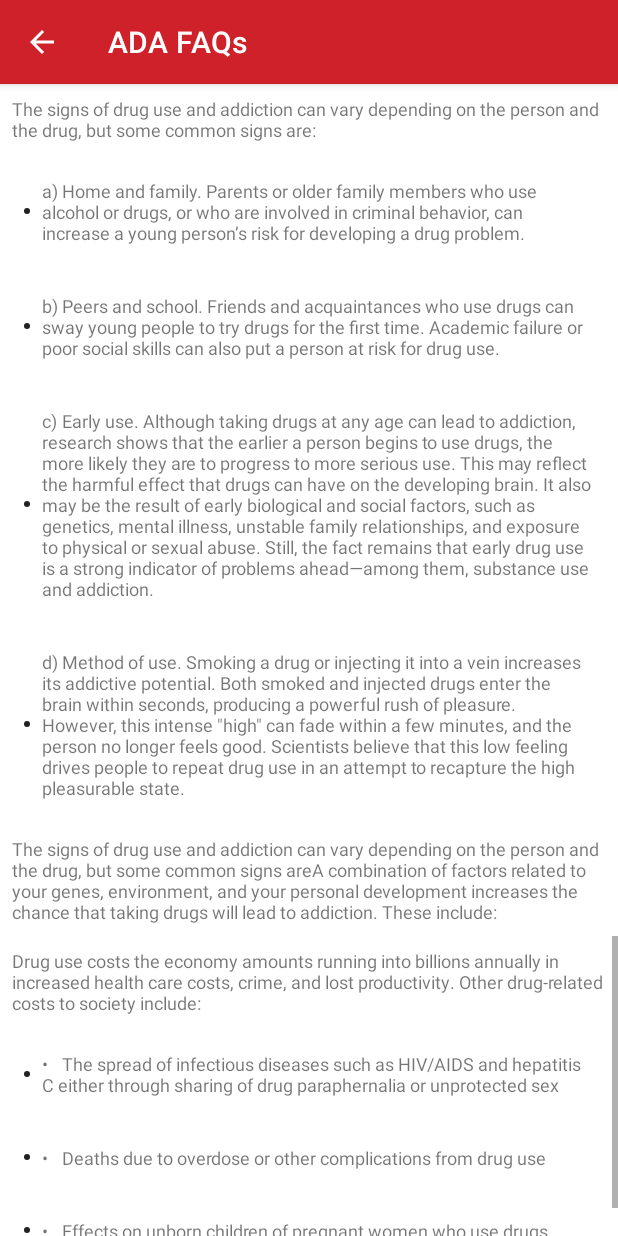
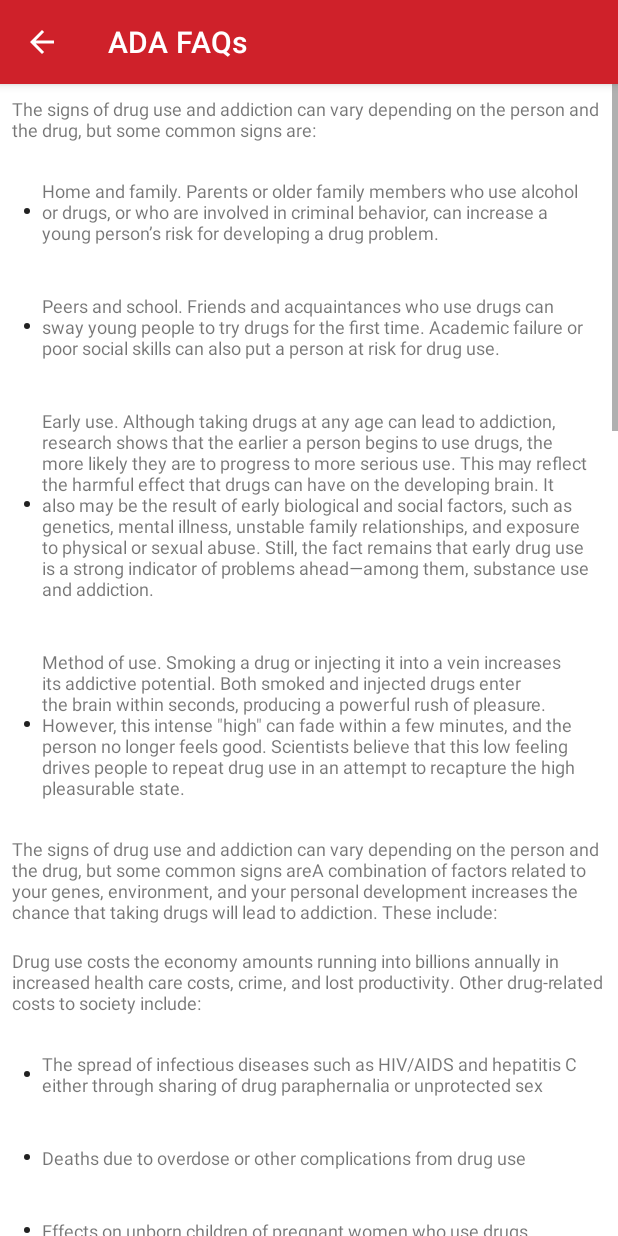
Before and after one commit to njerucyrus/project1024, an Android app: the AdaActivity screen opened directly, with no data from a screen before it, on a phone screen of 412 x 824 dp. Run offline under Robolectric (Android 15) with nearby library versions, the light colour scheme and no system bars; plain views replace AccordionView.

Commit message:
Added  Scroll View'

```diff
--- a/app/src/main/java/com/apps/project1024/ui/resource_center/AdaActivity.java
+++ b/app/src/main/java/com/apps/project1024/ui/resource_center/AdaActivity.java
@@ -52,10 +52,10 @@ public class AdaActivity extends AppCompatActivity {
 
         RecyclerView causesRecyclerView = mBinding.causesRecyclerview;
         ArrayList<String> causes= new ArrayList<>();
-        causes.add("a)\tHome and family. Parents or older family members who use alcohol or drugs, or who are involved in criminal behavior, can increase a young person’s risk for developing a drug problem.");
-        causes.add("b)\tPeers and school. Friends and acquaintances who use drugs can sway young people to try drugs for the first time. Academic failure or poor social skills can also put a person at risk for drug use.");
-        causes.add("c)\tEarly use. Although taking drugs at any age can lead to addiction, research shows that the earlier a person begins to use drugs, the more likely they are to progress to more serious use. This may reflect the harmful effect that drugs can have on the developing brain. It also may be the result of early biological and social factors, such as genetics, mental illness, unstable family relationships, and exposure to physical or sexual abuse. Still, the fact remains that early drug use is a strong indicator of problems ahead—among them, substance use and addiction.");
-        causes.add("d)\tMethod of use. Smoking a drug or injecting it into a vein increases its addictive potential. Both smoked and injected drugs enter the brain within seconds, producing a powerful rush of pleasure. However, this intense \"high\" can fade within a few minutes, and the person no longer feels good. Scientists believe that this low feeling drives people to repeat drug use in an attempt to recapture the high pleasurable state.");
+        causes.add("Home and family. Parents or older family members who use alcohol or drugs, or who are involved in criminal behavior, can increase a young person’s risk for developing a drug problem.");
+        causes.add("Peers and school. Friends and acquaintances who use drugs can sway young people to try drugs for the first time. Academic failure or poor social skills can also put a person at risk for drug use.");
+        causes.add("Early use. Although taking drugs at any age can lead to addiction, research shows that the earlier a person begins to use drugs, the more likely they are to progress to more serious use. This may reflect the harmful effect that drugs can have on the developing brain. It also may be the result of early biological and social factors, such as genetics, mental illness, unstable family relationships, and exposure to physical or sexual abuse. Still, the fact remains that early drug use is a strong indicator of problems ahead—among them, substance use and addiction.");
+        causes.add("Method of use. Smoking a drug or injecting it into a vein increases its addictive potential. Both smoked and injected drugs enter the brain within seconds, producing a powerful rush of pleasure. However, this intense \"high\" can fade within a few minutes, and the person no longer feels good. Scientists believe that this low feeling drives people to repeat drug use in an attempt to recapture the high pleasurable state.");
 
 
         causesRecyclerView.setLayoutManager(new LinearLayoutManager(this));
@@ -67,10 +67,10 @@ public class AdaActivity extends AppCompatActivity {
 
         RecyclerView effectsRecyclerView = mBinding.effectsRecyclerview;
         ArrayList<String> effects= new ArrayList<>();
-        effects.add("•\tThe spread of infectious diseases such as HIV/AIDS and hepatitis C either through sharing of drug paraphernalia or unprotected sex");
-        effects.add("•\tDeaths due to overdose or other complications from drug use");
-        effects.add("•\tEffects on unborn children of pregnant women who use drugs");
-        effects.add("•\tCrime, unemployment, domestic abuse, family dissolution, and homelessness");
+        effects.add("The spread of infectious diseases such as HIV/AIDS and hepatitis C either through sharing of drug paraphernalia or unprotected sex");
+        effects.add("Deaths due to overdose or other complications from drug use");
+        effects.add("Effects on unborn children of pregnant women who use drugs");
+        effects.add("Crime, unemployment, domestic abuse, family dissolution, and homelessness");
 
         effectsRecyclerView.setLayoutManager(new LinearLayoutManager(this));
         BulletListAdapter effectsAdapter = new BulletListAdapter(this);
@@ -100,19 +100,19 @@ public class AdaActivity extends AppCompatActivity {
 
         RecyclerView treatmentRecyclerView = mBinding.treatmentRecyclerview;
         ArrayList<String> treatments= new ArrayList<>();
-        treatments.add("•\tAddiction is a complex but treatable disease that affects brain function and behavior.");
-        treatments.add("•\tNo single treatment is right for everyone.");
-        treatments.add("•\tPeople need to have quick access to treatment.");
-        treatments.add("•\tEffective treatment addresses all of the patient’s needs, not just his or her drug use.");
-        treatments.add("•\tStaying in treatment long enough is critical.");
-        treatments.add("•\tCounseling and other behavioral therapies are the most commonly used forms of treatment.");
-        treatments.add("•\tMedications are often an important part of treatment, especially when combined with behavioral therapies");
-        treatments.add("•\tTreatment plans must be reviewed often and modified to fit the patient’s changing needs.");
-        treatments.add("•\tTreatment should address other possible mental disorders.");
-        treatments.add("•\tMedically assisted detoxification is only the first stage of treatment.");
-        treatments.add("•\tTreatment doesn't need to be voluntary to be effective.");
-        treatments.add("•\tDrug use during treatment must be monitored continuously.");
-        treatments.add("•\tTreatment programs should test patients for HIV/AIDS, hepatitis B and C, tuberculosis, and other infectious diseases as well as teach them about steps they can take to reduce their risk of these illnesses.");
+        treatments.add("Addiction is a complex but treatable disease that affects brain function and behavior.");
+        treatments.add("No single treatment is right for everyone.");
+        treatments.add("People need to have quick access to treatment.");
+        treatments.add("Effective treatment addresses all of the patient’s needs, not just his or her drug use.");
+        treatments.add("Staying in treatment long enough is critical.");
+        treatments.add("Counseling and other behavioral therapies are the most commonly used forms of treatment.");
+        treatments.add("Medications are often an important part of treatment, especially when combined with behavioral therapies");
+        treatments.add("Treatment plans must be reviewed often and modified to fit the patient’s changing needs.");
+        treatments.add("Treatment should address other possible mental disorders.");
+        treatments.add("Medically assisted detoxification is only the first stage of treatment.");
+        treatments.add("Treatment doesn't need to be voluntary to be effective.");
+        treatments.add("Drug use during treatment must be monitored continuously.");
+        treatments.add("Treatment programs should test patients for HIV/AIDS, hepatitis B and C, tuberculosis, and other infectious diseases as well as teach them about steps they can take to reduce their risk of these illnesses.");
 
         treatmentRecyclerView.setLayoutManager(new LinearLayoutManager(this));
         BulletListAdapter treatmentAdapter = new BulletListAdapter(this);
@@ -123,15 +123,15 @@ public class AdaActivity extends AppCompatActivity {
 
         RecyclerView medicalTreatmentRecyclerView = mBinding.medicalTreatmentRecyclerview;
         ArrayList<String> medicalTreatments= new ArrayList<>();
-        medicalTreatments.add("•\tDetoxification\n" +
+        medicalTreatments.add("Detoxification\n" +
                 "Before any actual drug treatment can occur, it is necessary that drug dependent people be 'detoxified' (meaning that all drugs they are addicted to get physically removed from their bodies).\n");
-        medicalTreatments.add("•\tDiet and Nutrition Concerns\n" +
+        medicalTreatments.add("Diet and Nutrition Concerns\n" +
                 "Drug dependent persons often pursue their drugs of choice to the exclusion of eating a healthy diet. It is not uncommon to find that people presenting for drug or alcohol treatment are moderately to severely undernourished and lacking in the proper vitamins and nutrients. Getting drug dependent people on a healthy balanced diet is an important part of treatment.\n");
-        medicalTreatments.add("•\tMedication (Symptom Reduction)\n" +
+        medicalTreatments.add("Medication (Symptom Reduction)\n" +
                 "Recovering drug or alcohol dependent persons often complain of mood and anxiety problems. such symptoms can provoke the recovering person to return to substance abuse. For these reasons, a physician may prescribe medication to reduce symptoms of depression, anxiety, and other concerns.\n");
-        medicalTreatments.add("•\tMedication (Relapse Reduction)\n" +
+        medicalTreatments.add("Medication (Relapse Reduction)\n" +
                 "Detoxified drug and alcohol dependent people are at significant risk for relapsing back to using their drugs of choice, particularly in the early hours, days, weeks and months of their recovery. There are several medications that physicians can prescribe for their recovering patients which can help to minimize their chances of relapsing.\n");
-        medicalTreatments.add("•\tDrug Screening\n" +
+        medicalTreatments.add("Drug Screening\n" +
                 "It is necessary to obtain objective and indisputable evidence of whether or not a drug and alcohol dependent person is using drugs or alcohol during the early and middle phases of treatment.\n");
 
         medicalTreatmentRecyclerView.setLayoutManager(new LinearLayoutManager(this));
--- a/app/src/main/res/layout/activity_ada.xml
+++ b/app/src/main/res/layout/activity_ada.xml
@@ -1,4 +1,10 @@
 <?xml version="1.0" encoding="utf-8"?>
+
+<ScrollView xmlns:android="http://schemas.android.com/apk/res/android"
+    xmlns:app="http://schemas.android.com/apk/res-auto"
+    xmlns:tools="http://schemas.android.com/tools"
+    android:layout_width="match_parent"
+    android:layout_height="match_parent">
 <LinearLayout xmlns:android="http://schemas.android.com/apk/res/android"
     xmlns:app="http://schemas.android.com/apk/res-auto"
     xmlns:tools="http://schemas.android.com/tools"
@@ -234,3 +240,4 @@ Other drug-related costs to society include:
 
     </com.riyagayasen.easyaccordion.AccordionView>
 </LinearLayout>
+</ScrollView>
```
